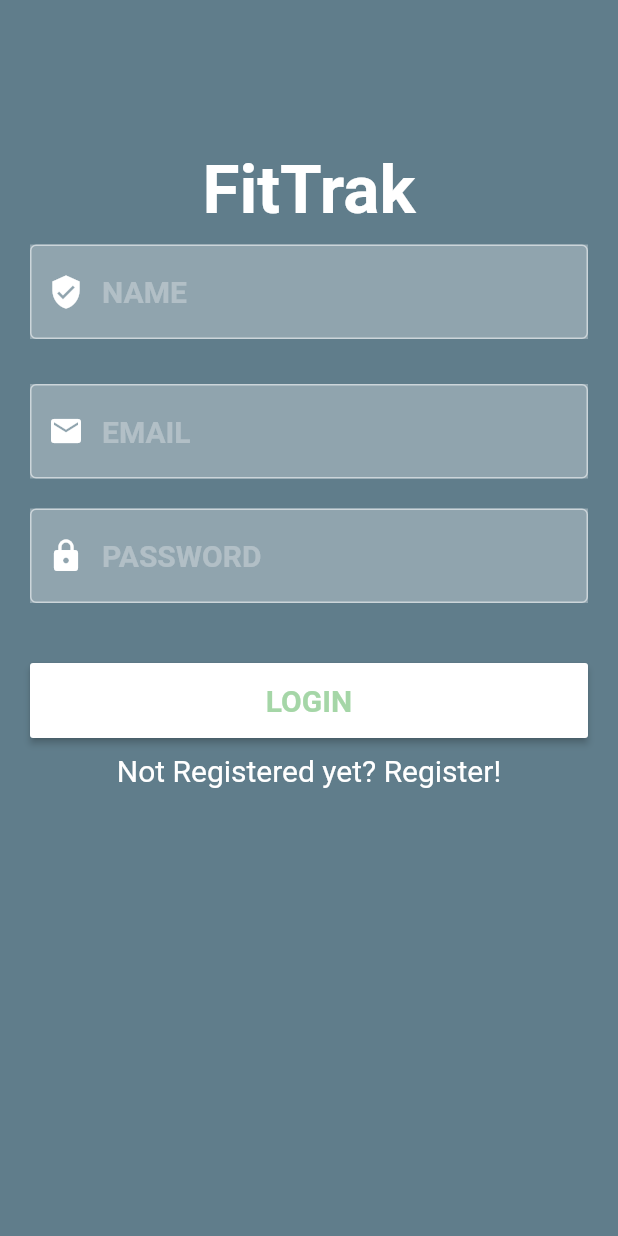
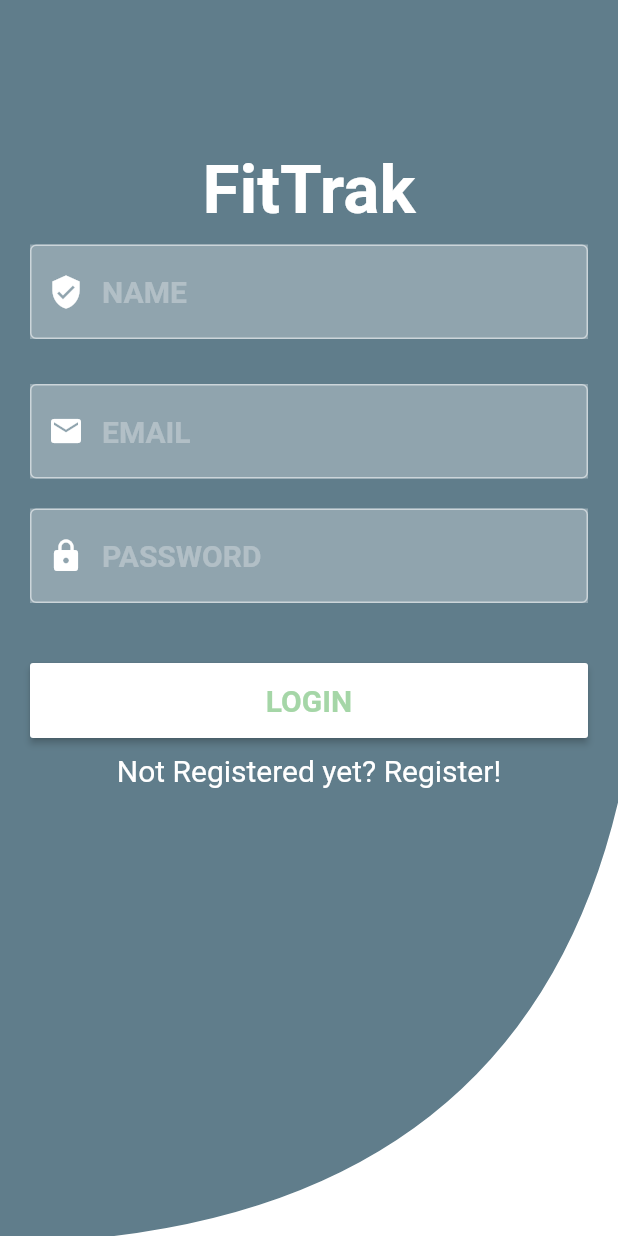
Before and after one commit to Anna-Myzukina/fitnes, a Flutter app: the screen it shows after launch, on a phone screen of 412 x 824 dp. Run offline on Flutter 3.47's test engine with Material 2 defaults, Android fonts, the phone set to English and light mode, and no system bars.

Commit message:
Add bottom wave effect on the login page

```diff
--- a/lib/main.dart
+++ b/lib/main.dart
@@ -1,5 +1,6 @@
+import 'package:fitnes/screens/landingPage.dart';
 import 'package:flutter/material.dart';
-import 'screens/authorisationPage.dart';
+import 'screens/landingPage.dart';
 
 void main() {
   runApp(MyApp());
@@ -14,7 +15,7 @@ class MyApp extends StatelessWidget {
         primaryColor: Colors.green[200],
         // textTheme: TextTheme(title: TextStyle(color: Colors.white))
       ),
-      home: AuthorisationPage(),
+      home: LandingPage(),
     );
   }
 }
--- a/lib/screens/authorisationPage.dart
+++ b/lib/screens/authorisationPage.dart
@@ -125,31 +125,41 @@ class _AuthorisationPageState extends State<AuthorisationPage> {
       _passwordController.clear();
     }
 
+    Widget _bottomWave() {
+      return Expanded(
+        child: Align(
+          child: ClipPath(
+            child: Container(
+              color: Colors.white,
+              height: 300,
+            ),
+            clipper: BottomWaveClipper(),
+          ),
+          alignment: Alignment.bottomCenter,
+        ),
+      );
+    }
+
     return Scaffold(
         backgroundColor: Colors.blueGrey,
         body: Column(
           children: <Widget>[
             _logo(),
-            (
-              showLogin
+            (showLogin
                 ? Column(
                     children: <Widget>[
                       _form('login'.toUpperCase(), _buttonAction),
                       Padding(
                           padding: EdgeInsets.all(10),
                           child: GestureDetector(
-                      child: Text('Not Registered yet? Register!', style: TextStyle(fontSize: 20, color: Colors.white)
-                      ),
-                      onTap: (){
-                        setState(
-                          () {
+                              child: Text('Not Registered yet? Register!',
+                                  style: TextStyle(
+                                      fontSize: 20, color: Colors.white)),
+                              onTap: () {
+                                setState(() {
                                   showLogin = false;
-                        }
-                        );
-                      }
-
-                    )
-                  )
+                                });
+                              }))
                     ],
                   )
                 : Column(
@@ -158,24 +168,42 @@ class _AuthorisationPageState extends State<AuthorisationPage> {
                       Padding(
                           padding: EdgeInsets.all(10),
                           child: GestureDetector(
-                      child: Text('Alrady Registered? Login!', style: TextStyle(fontSize: 20, color: Colors.white)
+                              child: Text('Alrady Registered? Login!',
+                                  style: TextStyle(
+                                      fontSize: 20, color: Colors.white)),
+                              onTap: () {
+                                setState(() {
+                                  showLogin = true;
+                                });
+                              }
                               ),
-                      onTap: (){
-                        setState(
-                          () {
-                          showLogin = true;
-                        }
-                        );
-                      }
-
-                    )
                             )
                     ],
                   )
-            )
-
+               ),
+                  _bottomWave()
           ],
         )
       );
   }
 }
+
+  class BottomWaveClipper extends CustomClipper<Path> {
+    @override
+    Path getClip(Size size) {
+      var path = Path();
+      path.moveTo(size.width, 0.0);
+      path.lineTo(size.width, size.height);
+      path.lineTo(0.0, size.height);
+      path.lineTo(0.0, size.height + 5);
+      var secondControlPoint = Offset(size.width - (size.width / 6), size.height);
+      var secondEndPoint = Offset(size.width, 0.0);
+      path.quadraticBezierTo(secondControlPoint.dx, secondControlPoint.dy,
+      secondEndPoint.dx, secondEndPoint.dy);
+
+      return path;
+    }
+
+    @override
+    bool shouldReclip(CustomClipper<Path> oldClipper) => false;
+  }
--- /dev/null
+++ b/lib/screens/landingPage.dart
@@ -0,0 +1,11 @@
+import 'package:fitnes/screens/authorisationPage.dart';
+import 'package:fitnes/screens/homePage.dart';
+import 'package:flutter/material.dart';
+
+class LandingPage extends StatelessWidget {
+  @override
+  Widget build(BuildContext context) {
+    final bool isLoggedIn = false;
+    return isLoggedIn ? HomePage() : AuthorisationPage();
+  }
+}
```
Also changed, not shown: 1 other file. Lines whose indentation alone changed are shown as unchanged.
